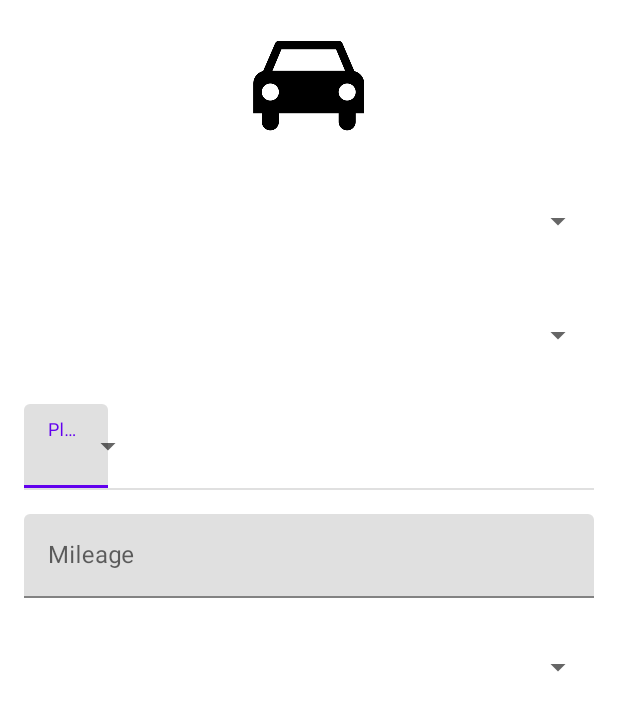
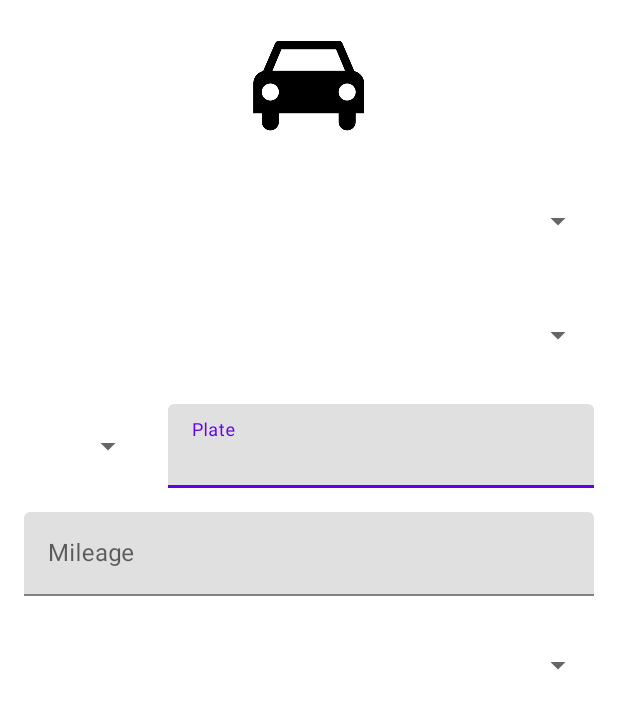
Before and after one commit to zr67/CarRevision, an Android app: the layout activity_car.xml on its own in the app's theme, with its tools: preview values and no code run, on a phone screen of 412 x 824 dp. Shown: the top 711 px of the screen. Run offline under Robolectric (Android 15) with nearby library versions, the light colour scheme and no system bars.

Commit message:
Corrected 2 layouts

```diff
--- a/app/src/main/res/layout/activity_car.xml
+++ b/app/src/main/res/layout/activity_car.xml
@@ -10,57 +10,54 @@
         android:orientation="vertical">
 
     <ImageView
-        android:id="@+id/imageView"
+        android:id="@+id/iv_car_icon"
         android:layout_width="match_parent"
         android:layout_height="wrap_content"
         app:srcCompat="@drawable/car" />
 
     <com.google.android.material.textfield.TextInputLayout
-    android:id="@+id/textInputLayout"
         android:layout_width="match_parent"
         android:layout_height="wrap_content"
         app:layout_constraintStart_toStartOf="parent"
         app:layout_constraintTop_toTopOf="parent">
 
         <Spinner
-            android:id="@+id/spn_revision_canton"
+            android:id="@+id/spn_car_brand"
             android:layout_width="match_parent"
             android:layout_height="wrap_content"
             android:layout_marginTop="@dimen/fab_margin"
-            android:contentDescription="@string/canton"
+            android:contentDescription="@string/brand"
             android:minHeight="60dp" />
 
     </com.google.android.material.textfield.TextInputLayout>
 
     <com.google.android.material.textfield.TextInputLayout
-        android:id="@+id/textInputLayout"
         android:layout_width="match_parent"
         android:layout_height="wrap_content"
         app:layout_constraintStart_toStartOf="parent"
         app:layout_constraintTop_toTopOf="parent">
 
         <Spinner
-            android:id="@+id/spn_revision_canton"
+            android:id="@+id/spn_car_model"
             android:layout_width="match_parent"
             android:layout_height="wrap_content"
             android:layout_marginTop="@dimen/fab_margin"
-            android:contentDescription="@string/canton"
+            android:contentDescription="@string/model"
             android:minHeight="60dp" />
 
     </com.google.android.material.textfield.TextInputLayout>
 
     <androidx.constraintlayout.widget.ConstraintLayout
-        android:id="@+id/linearLayout2"
         android:layout_width="match_parent"
         android:layout_height="wrap_content">
 
         <com.google.android.material.textfield.TextInputLayout
             android:layout_width="0dp"
-            android:layout_height="wrap_content"
-            android:layout_marginStart="16dp"
-            android:layout_marginEnd="@dimen/fab_margin"
-            app:layout_constraintEnd_toStartOf="@+id/b_checkPlate"
-            app:layout_constraintStart_toEndOf="@+id/textInputLayout"
+            android:layout_height="72dp"
+            android:layout_marginStart="@dimen/fab_margin"
+            app:layout_constraintEnd_toEndOf="parent"
+            app:layout_constraintStart_toEndOf="@+id/textInputLayout2"
+            app:layout_constraintTop_toTopOf="parent"
             tools:layout_constraintTop_toTopOf="parent">
 
             <com.google.android.material.textfield.TextInputEditText
@@ -72,8 +69,11 @@
         </com.google.android.material.textfield.TextInputLayout>
 
         <com.google.android.material.textfield.TextInputLayout
+            android:id="@+id/textInputLayout2"
             android:layout_width="80dp"
-            android:layout_height="72dp">
+            android:layout_height="72dp"
+            app:layout_constraintStart_toStartOf="parent"
+            app:layout_constraintTop_toTopOf="parent">
 
             <Spinner
                 android:id="@+id/spn_car_canton"
@@ -85,12 +85,6 @@
         </com.google.android.material.textfield.TextInputLayout>
 
     </androidx.constraintlayout.widget.ConstraintLayout>
-
-    <View
-        android:id="@+id/divider2"
-        android:layout_width="match_parent"
-        android:layout_height="1dp"
-        android:background="?android:attr/listDivider" />
 
     <com.google.android.material.textfield.TextInputLayout
         android:layout_width="match_parent"
@@ -113,6 +107,7 @@
             android:layout_width="match_parent"
             android:layout_height="wrap_content"
             android:layout_marginTop="@dimen/fab_margin"
+            android:contentDescription="@string/year"
             android:minHeight="60dp" />
     </com.google.android.material.textfield.TextInputLayout>
 
--- a/app/src/main/res/layout/activity_revision.xml
+++ b/app/src/main/res/layout/activity_revision.xml
@@ -37,7 +37,7 @@
 
             <com.google.android.material.textfield.TextInputLayout
                 android:layout_width="0dp"
-                android:layout_height="wrap_content"
+                android:layout_height="72dp"
                 android:layout_marginStart="16dp"
                 android:layout_marginEnd="@dimen/fab_margin"
                 app:layout_constraintEnd_toStartOf="@+id/b_checkPlate"
```
Lines whose indentation alone changed are shown as unchanged.
